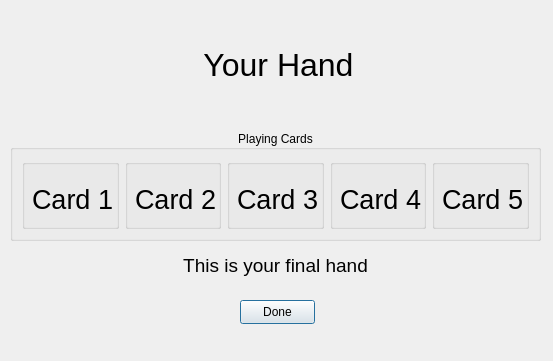
Qt form view/hand.ui (jaydeelew/poker_game_gui) before a commit.
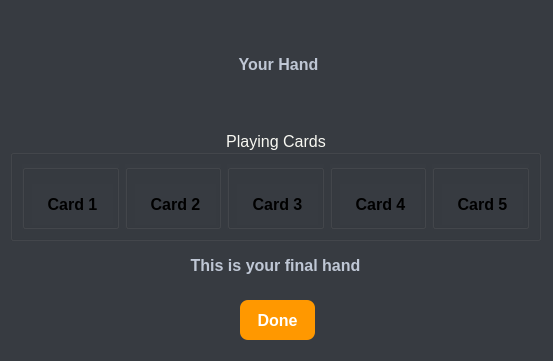
The same form after that commit.

Commit message: new colors, fonts, button shapes

```diff
--- a/view/hand.ui
+++ b/view/hand.ui
@@ -13,6 +13,35 @@
   <property name="windowTitle">
    <string>Dialog</string>
   </property>
+  <property name="styleSheet">
+   <string notr="true">QDialog, QWidget {
+    background-color: rgb(55, 59, 65);
+    color: #f8f8f2;
+    font-family: 'Segoe UI', 'Roboto', Arial, sans-serif;
+    font-size: 12pt;
+}
+QPushButton {
+    background-color: #FF9800;
+    color: white;
+    border: none;
+    border-radius: 8px;
+    padding: 8px 16px;
+    font-weight: bold;
+    min-height: 24px;
+}
+QPushButton:hover {
+    background-color: #F57C00;
+}
+QPushButton:pressed {
+    background-color: rgb(158, 80, 3);
+}
+QLabel {
+    color: #bfc7d5;
+    font-size: 12pt;
+    font-weight: 500;
+}
+</string>
+  </property>
   <widget class="QGroupBox" name="groupBox">
    <property name="geometry">
     <rect>
```
The commit also changes 7 other files.
